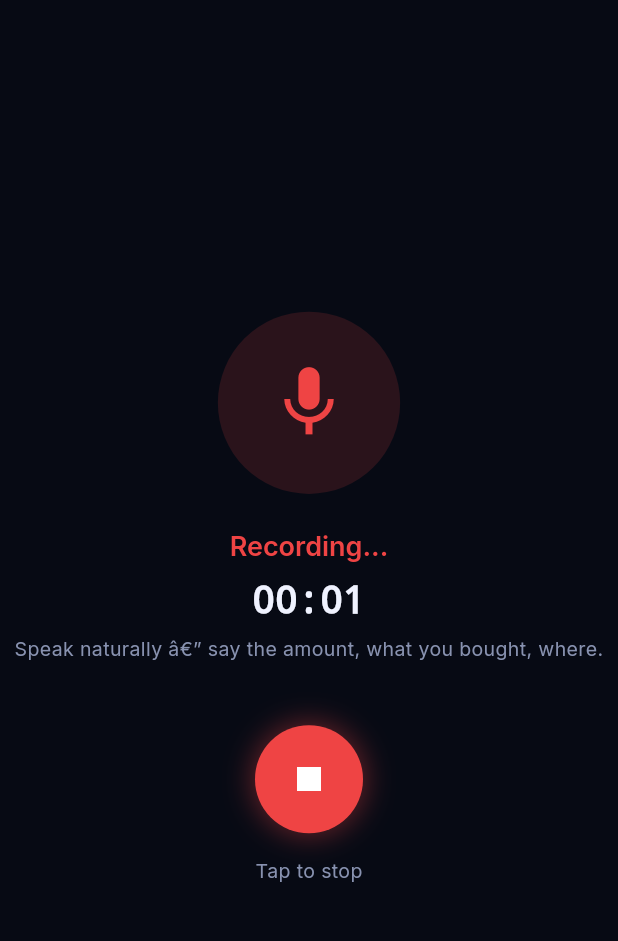
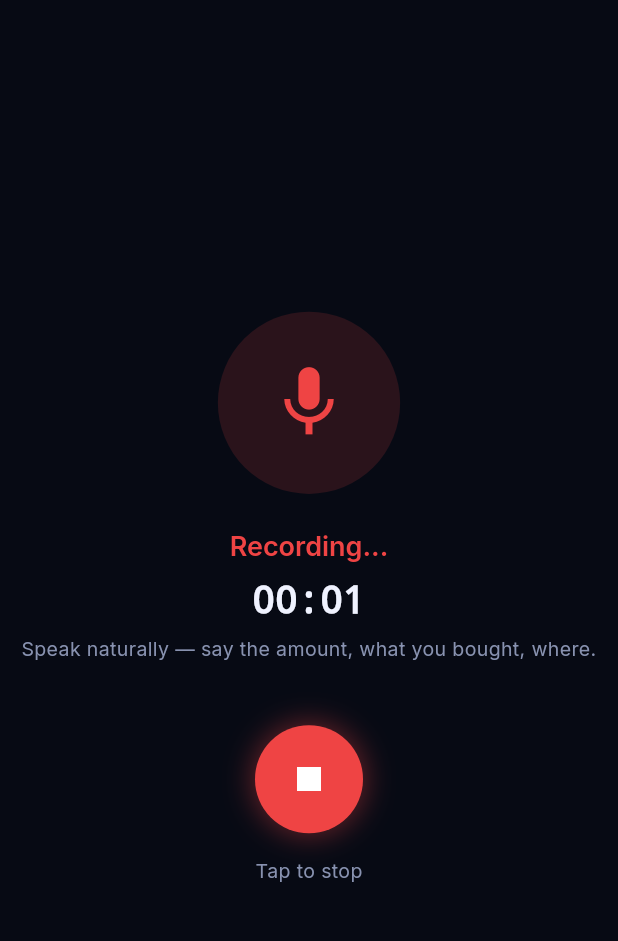
Before and after one commit to Khaled301204/expensia-app, a Flutter app: the VoiceExpenseScreen screen opened by its route, after a tap on the "mic" icon, on a phone screen of 412 x 824 dp, the part 60-1001 px from its top. Run offline on Flutter 3.47's test engine with Material 3 defaults, Android fonts, the phone set to English and light mode, and no system bars; our stand-ins replace dio, fl_chart, google_fonts, permission_handler, shared_preferences; missing offline and left inert: dart:html, record; accounts and stored records are empty; network calls fail.

Commit message:
encoding fix

```diff
--- a/lib/presentation/screens/expenses/voice_expense_screen.dart
+++ b/lib/presentation/screens/expenses/voice_expense_screen.dart
@@ -376,7 +376,7 @@ class _RecordingView extends StatelessWidget {
                   .displaySmall
                   ?.copyWith(fontFamily: 'monospace')),
           const SizedBox(height: 8),
-          Text('Speak naturally â€” say the amount, what you bought, where.',
+          Text('Speak naturally — say the amount, what you bought, where.',
               textAlign: TextAlign.center,
               style: Theme.of(context).textTheme.bodyMedium),
           const SizedBox(height: 40),
@@ -604,7 +604,7 @@ class _AiBadge extends StatelessWidget {
               color: AppTheme.primaryColor, size: 20),
           const SizedBox(width: 10),
           Expanded(
-            child: Text('AI extracted details â€” $pct',
+            child: Text('AI extracted details — $pct',
                 style: const TextStyle(color: AppTheme.primaryColor)),
           ),
         ],
```
